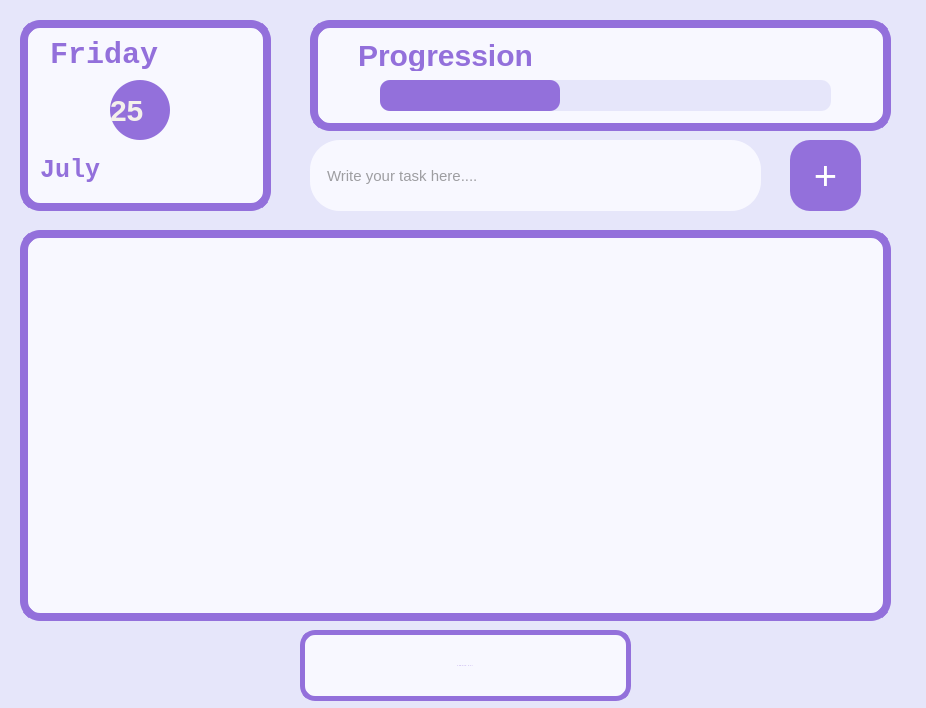
This is mainwindow.ui in Tanisha02806/To_Do_App as Qt 5 draws it before an edit. The edited form follows.
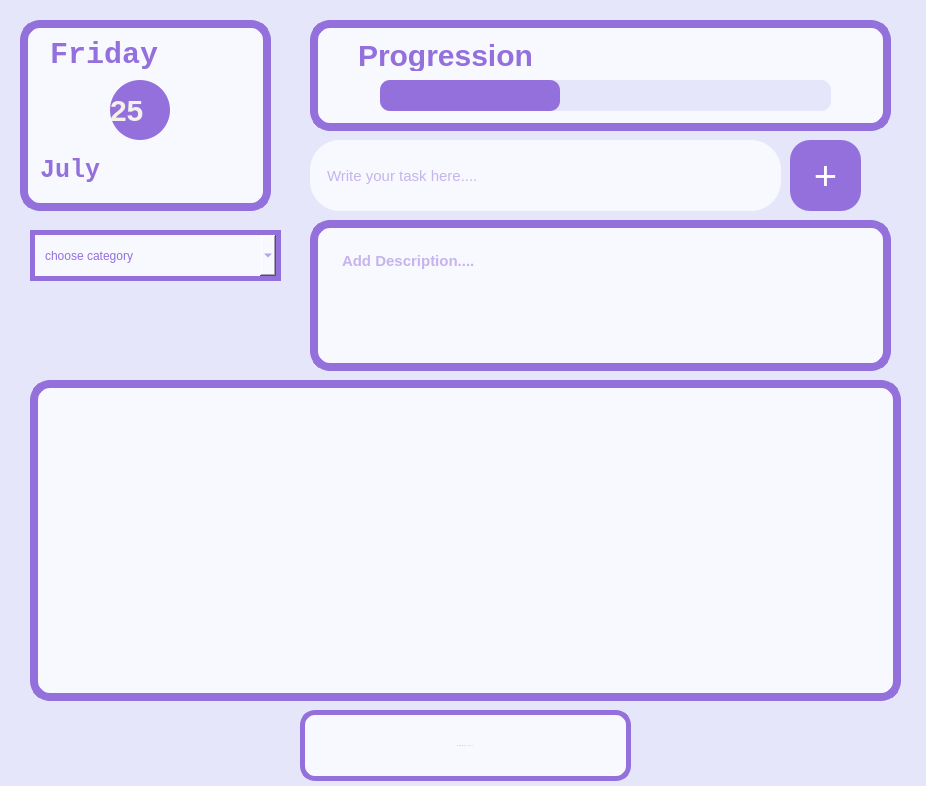
This is the edited form.

```diff
--- a/mainwindow.ui
+++ b/mainwindow.ui
@@ -7,7 +7,7 @@
     <x>0</x>
     <y>0</y>
     <width>926</width>
-    <height>708</height>
+    <height>786</height>
    </rect>
   </property>
   <property name="windowTitle">
@@ -216,7 +216,7 @@
      <rect>
       <x>310</x>
       <y>140</y>
-      <width>451</width>
+      <width>471</width>
       <height>71</height>
      </rect>
     </property>
@@ -229,7 +229,7 @@
     padding-right: 15px;
     height: 40px;
     font-size: 15px;
-    color: #444;
+    color: #9370DB;
     box-shadow: 0px 4px 8px rgba(0,0,0,0.1); 
 }
 </string>
@@ -275,7 +275,7 @@
     <property name="geometry">
      <rect>
       <x>300</x>
-      <y>630</y>
+      <y>710</y>
       <width>331</width>
       <height>71</height>
      </rect>
@@ -316,10 +316,10 @@
    <widget class="QListWidget" name="taskDisplay">
     <property name="geometry">
      <rect>
-      <x>20</x>
-      <y>230</y>
+      <x>30</x>
+      <y>380</y>
       <width>871</width>
-      <height>391</height>
+      <height>321</height>
      </rect>
     </property>
     <property name="styleSheet">
@@ -328,13 +328,63 @@
     border-radius: 20px;
     border: 8px solid #9370DB;           /* Soft border */
     padding: 20px;
-    color: #4a4a4a;
+    color: #9370DB;
     font-family: 'Courier New', monospace;
 font-size: 15px;
 font-weight:bold;
 }</string>
     </property>
    </widget>
+   <widget class="QComboBox" name="categoryComboBox">
+    <property name="geometry">
+     <rect>
+      <x>30</x>
+      <y>230</y>
+      <width>251</width>
+      <height>51</height>
+     </rect>
+    </property>
+    <property name="styleSheet">
+     <string notr="true">background-color:#F8F8FF;
+color: #9370DB;
+border:5px solid #9370DB;
+padding:10px;</string>
+    </property>
+    <property name="placeholderText">
+     <string>choose category</string>
+    </property>
+    <property name="duplicatesEnabled">
+     <bool>false</bool>
+    </property>
+   </widget>
+   <widget class="QTextEdit" name="descriptionInput">
+    <property name="geometry">
+     <rect>
+      <x>310</x>
+      <y>220</y>
+      <width>581</width>
+      <height>151</height>
+     </rect>
+    </property>
+    <property name="styleSheet">
+     <string notr="true">QFrame{
+	background-color: #F8F8FF;           /* Light cream-white background */
+    border-radius: 20px;
+    border: 8px solid #9370DB;           /* Soft border */
+    padding: 20px;
+    color: #9370DB;
+    font-family: 'Courier New', monospace;
+font-size: 15px;
+font-weight:bold;
+}</string>
+    </property>
+    <property name="documentTitle">
+     <string/>
+    </property>
+    <property name="placeholderText">
+     <string>Add Description....</string>
+    </property>
+   </widget>
   </widget>
  </widget>
  <resources/>
```
Left out of the diff: 2 changed lines with no effect on the pictures.
